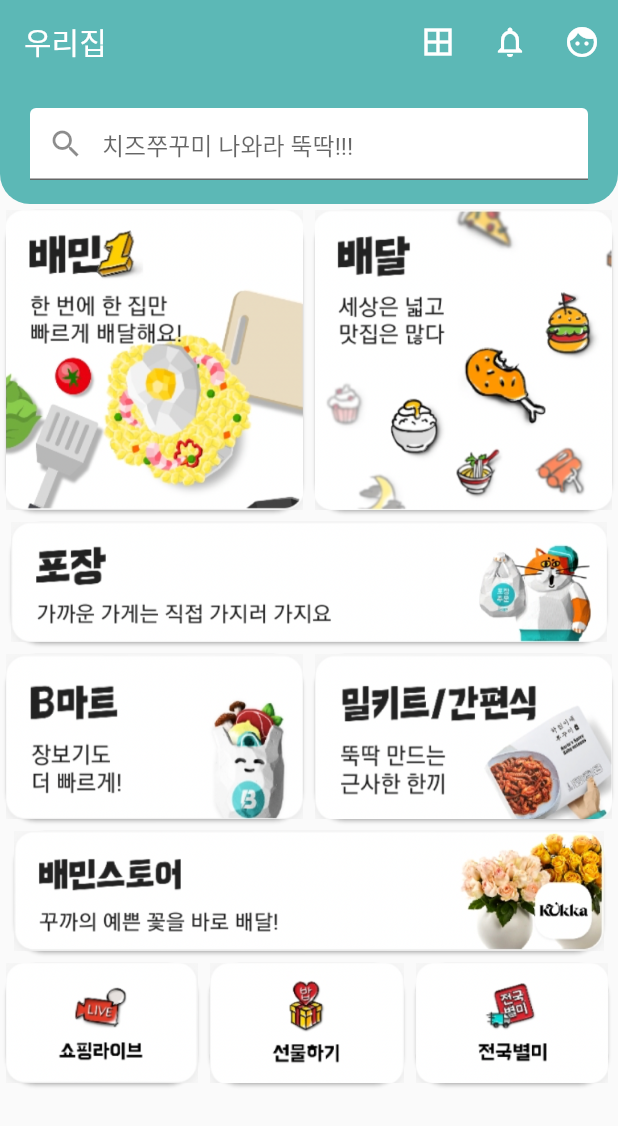
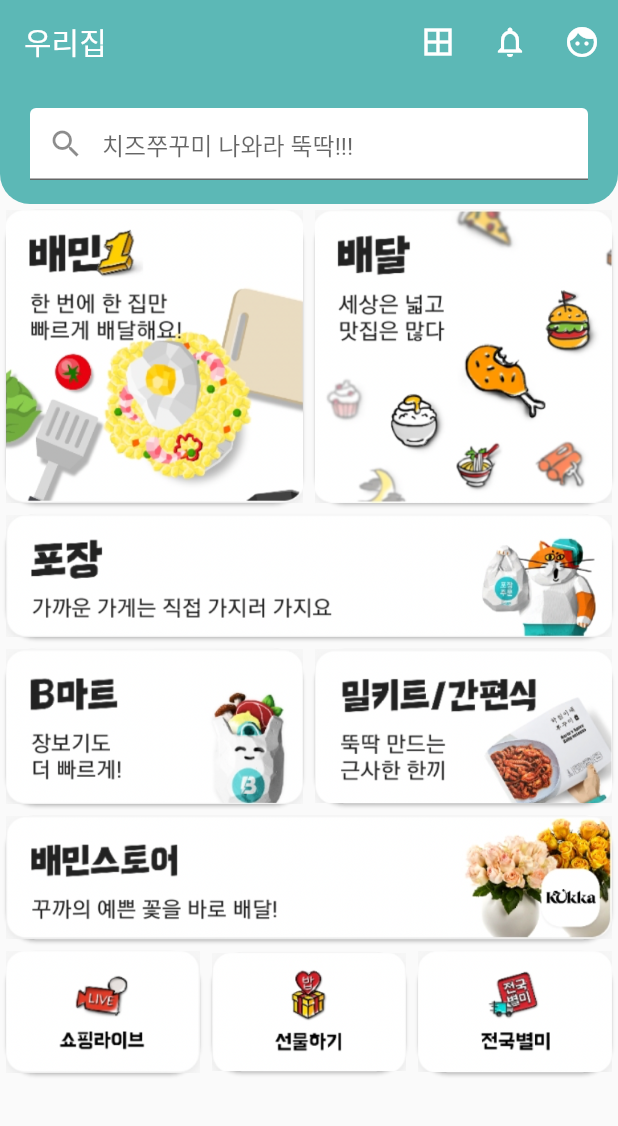
Before and after one commit to gumsang/flutter_baemin_ui, a Flutter app: the screen it shows after launch, on a phone screen of 412 x 824 dp. Shown: the top 1126 px of the screen. Run offline on Flutter 3.47's test engine with Material 2 defaults, Android fonts, the phone set to English and light mode, and no system bars.

Commit message:
fix 컨테이너에 heigth를 고정했더니 비율이 망가져서 전부 삭제함

```diff
--- a/lib/baemin_main.dart
+++ b/lib/baemin_main.dart
@@ -75,10 +75,9 @@
                       ),
                       elevation: 1,
                       child: Container(
-                        height: 200,
                         decoration: BoxDecoration(
                           borderRadius: BorderRadius.circular(20),
-                          color: Color.fromARGB(255, 255, 255, 255),
+                          color: const Color.fromARGB(255, 255, 255, 255),
                         ),
                         child: Image.asset(
                           "assets/baemin1.png",
@@ -95,10 +94,9 @@
                       ),
                       elevation: 1,
                       child: Container(
-                        height: 200,
                         decoration: BoxDecoration(
                           borderRadius: BorderRadius.circular(20),
-                          color: Color.fromARGB(255, 255, 255, 255),
+                          color: const Color.fromARGB(255, 255, 255, 255),
                         ),
                         child: Image.asset(
                           "assets/baedal.png",
@@ -116,10 +114,9 @@
                 ),
                 elevation: 1,
                 child: Container(
-                  height: 80,
                   decoration: BoxDecoration(
                     borderRadius: BorderRadius.circular(20),
-                    color: Color.fromARGB(255, 255, 255, 255),
+                    color: const Color.fromARGB(255, 255, 255, 255),
                   ),
                   child: Image.asset(
                     "assets/pojang.png",
@@ -137,10 +134,9 @@
                       ),
                       elevation: 1,
                       child: Container(
-                        height: 110,
                         decoration: BoxDecoration(
                           borderRadius: BorderRadius.circular(20),
-                          color: Color.fromARGB(255, 255, 255, 255),
+                          color: const Color.fromARGB(255, 255, 255, 255),
                         ),
                         child: Image.asset(
                           "assets/bmart.png",
@@ -157,10 +153,9 @@
                       ),
                       elevation: 1,
                       child: Container(
-                        height: 110,
                         decoration: BoxDecoration(
                           borderRadius: BorderRadius.circular(20),
-                          color: Color.fromARGB(255, 255, 255, 255),
+                          color: const Color.fromARGB(255, 255, 255, 255),
                         ),
                         child: Image.asset(
                           "assets/milkit.png",
@@ -178,10 +173,9 @@
                 ),
                 elevation: 1,
                 child: Container(
-                  height: 80,
                   decoration: BoxDecoration(
                     borderRadius: BorderRadius.circular(20),
-                    color: Color.fromARGB(255, 255, 255, 255),
+                    color: const Color.fromARGB(255, 255, 255, 255),
                   ),
                   child: Image.asset(
                     "assets/baeminstore.png",
@@ -199,10 +193,9 @@
                       ),
                       elevation: 1,
                       child: Container(
-                        height: 80,
                         decoration: BoxDecoration(
                           borderRadius: BorderRadius.circular(20),
-                          color: Color.fromARGB(255, 255, 255, 255),
+                          color: const Color.fromARGB(255, 255, 255, 255),
                         ),
                         child: Image.asset(
                           "assets/shoppinglive.png",
@@ -219,10 +212,9 @@
                       ),
                       elevation: 1,
                       child: Container(
-                        height: 80,
                         decoration: BoxDecoration(
                           borderRadius: BorderRadius.circular(20),
-                          color: Color.fromARGB(255, 255, 255, 255),
+                          color: const Color.fromARGB(255, 255, 255, 255),
                         ),
                         child: Image.asset(
                           "assets/gift.png",
@@ -239,10 +231,9 @@
                       ),
                       elevation: 1,
                       child: Container(
-                        height: 80,
                         decoration: BoxDecoration(
                           borderRadius: BorderRadius.circular(20),
-                          color: Color.fromARGB(255, 255, 255, 255),
+                          color: const Color.fromARGB(255, 255, 255, 255),
                         ),
                         child: Image.asset(
                           "assets/byulme.png",
```
